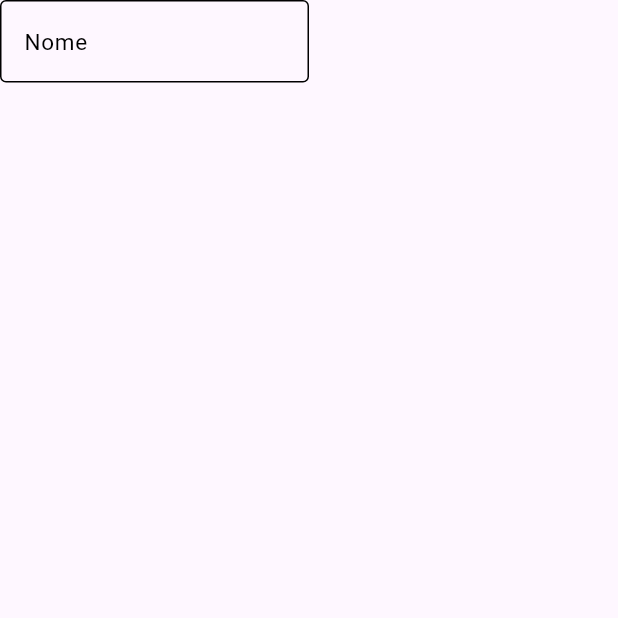
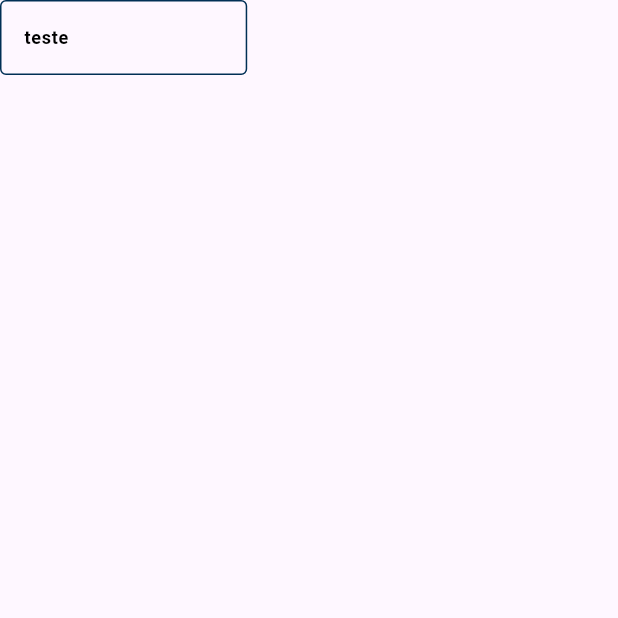
Before and after one commit to OAndreCabral/Flutter, a Flutter app: the screen it shows after launch, on a phone screen of 412 x 824 dp, the top half of it. Run offline on Flutter 3.47's test engine with Material 3 defaults, Android fonts, the light colour scheme and no system bars.

Commit message:
campos de input customizado

```diff
--- a/lib/components/forms/CustomForm.dart
+++ b/lib/components/forms/CustomForm.dart
@@ -37,6 +37,7 @@ class _CustomFormState extends State<CustomForm> {
                 fontWeight: AppFonts.fontWeightRegular,
                 color: AppColors.textColorNormalBlack,
                 widthFactor: 0.5,
+                heightFactor: 0.01,
             ),
           ],
         ),
--- a/lib/components/forms/CustomFormsField.dart
+++ b/lib/components/forms/CustomFormsField.dart
@@ -1,4 +1,3 @@
-import 'package:flutter/cupertino.dart';
 import 'package:flutter/material.dart';
 import 'package:projects/theme/AppTheme.dart';
 
@@ -6,11 +5,12 @@ class CustomFormField extends StatelessWidget {
   final String labelText;
   final String hintText;
 
-  final TextEditingController controller;
+  final TextEditingController? controller;
   final TextInputType keyboardType;
 
   final double fontSize;
-  final double? widthFactor;
+  final double widthFactor;
+  final double heightFactor;
 
   final FontWeight fontWeight;
   final bool obscureText;
@@ -22,32 +22,33 @@ class CustomFormField extends StatelessWidget {
     super.key,
     required this.labelText,
     required this.hintText,
-    required this.controller,
+    this.controller,
     required this.keyboardType,
     required this.obscureText,
     this.validator,
     required this.fontSize,
     required this.fontWeight,
     required this.color,
-    required this.widthFactor
+    required this.widthFactor,
+    required this.heightFactor,
   });
 
   @override
   Widget build(BuildContext context) {
-    var screenHeight = MediaQuery.of(context).size.height;
+    double screenHeight = MediaQuery.of(context).size.height;
     double screenWidth = MediaQuery.of(context).size.width;
-    double width = (widthFactor != null) ? screenWidth * widthFactor! : screenWidth;
+    //double width = (widthFactor != null) ? screenWidth * widthFactor! : screenWidth;
 
     return SizedBox(
-      height: screenHeight * 1,
-      width: width,
+      height: screenHeight * heightFactor,
+      width: screenWidth * widthFactor,
       child: Column(
         children: [
           TextFormField(
             controller: controller,
             keyboardType: keyboardType,
+            validator: validator,
             obscureText: obscureText,
-            validator: validator,
             decoration: InputDecoration(
               labelText: labelText,
               labelStyle: TextStyle(
--- a/lib/main.dart
+++ b/lib/main.dart
@@ -1,5 +1,6 @@
 import 'package:flutter/material.dart';
-import 'package:projects/components/forms/CustomForm.dart';
+import 'package:projects/components/forms/CustomFormsField.dart';
+import 'package:projects/theme/AppTheme.dart';
 
 void main() {
   runApp(const MyApp());
@@ -10,10 +11,20 @@ class MyApp extends StatelessWidget {
 
   @override
   Widget build(BuildContext context) {
-    return const MaterialApp(
+    return MaterialApp(
       debugShowCheckedModeBanner: false,
       home: Scaffold(
-        body: CustomForm(),
+        body: CustomFormField(
+            labelText: "teste",
+            hintText: "placeholder",
+            keyboardType: TextInputType.number,
+            fontSize: AppFonts.fontSizeTwelve,
+            fontWeight: AppFonts.fontWeightBold,
+            color: AppColors.textColorDarkBlue,
+            widthFactor: 0.4,
+            heightFactor: 1,
+            obscureText: false,
+        ),
       )
     );
   }
```
